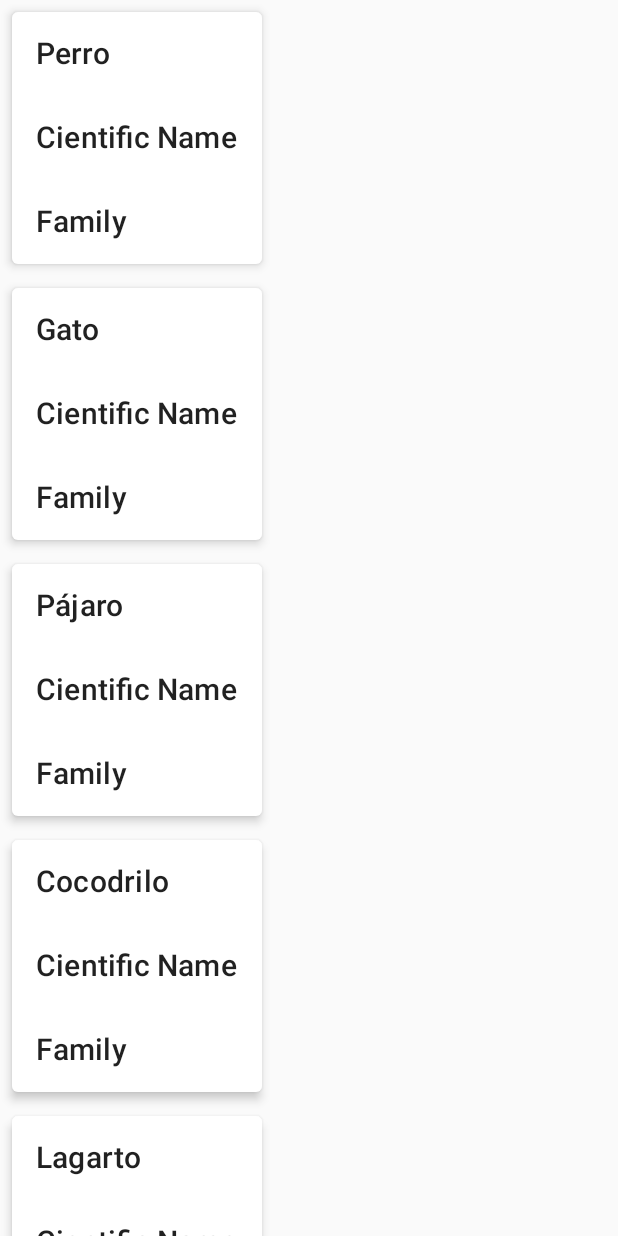
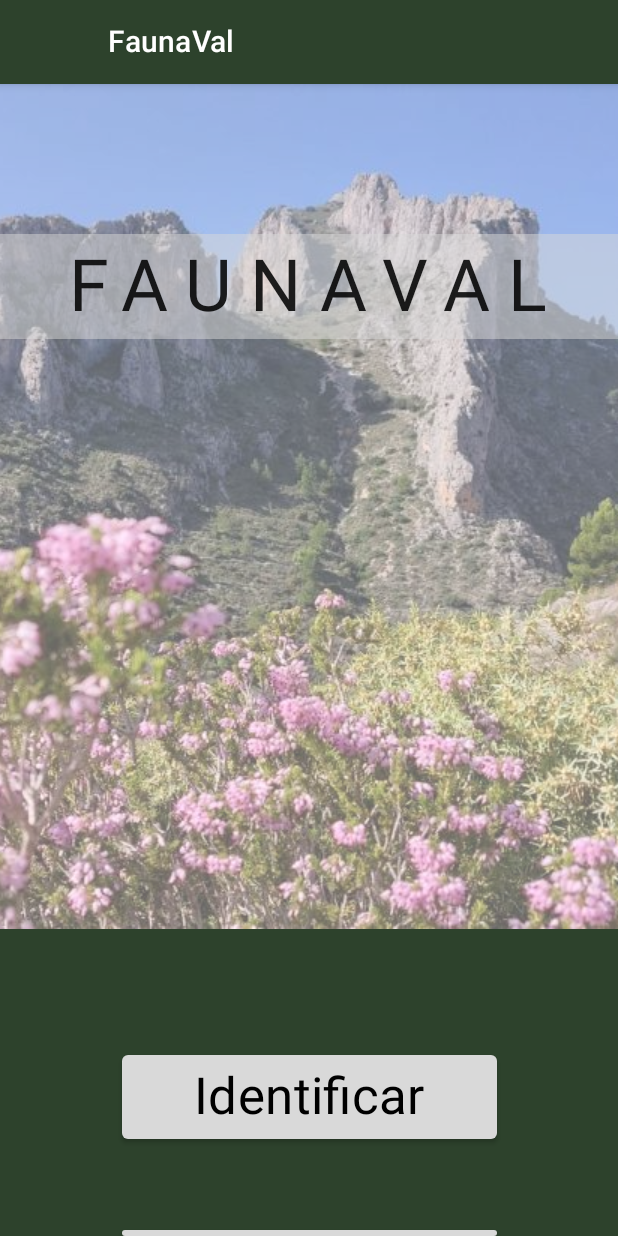
Before and after one commit to FaunaVal/FaunaVal-App, an Android app built with Jetpack Compose: the screen it shows after launch (MainActivity), on a phone screen of 412 x 824 dp. Run offline under Robolectric (Android 15) with nearby library versions, the phone set to English and light mode, and no system bars.

Commit message:
[NEW] Main page with buttons

```diff
--- a/app/build.gradle
+++ b/app/build.gradle
@@ -54,6 +54,7 @@ dependencies {
     implementation "androidx.compose.ui:ui:$compose_ui_version"
     implementation "androidx.compose.ui:ui-tooling-preview:$compose_ui_version"
     implementation 'androidx.compose.material:material:1.2.0'
+    implementation 'androidx.navigation:navigation-compose:2.5.3'
     testImplementation 'junit:junit:4.13.2'
     androidTestImplementation 'androidx.test.ext:junit:1.1.5'
     androidTestImplementation 'androidx.test.espresso:espresso-core:3.5.1'
--- /dev/null
+++ b/app/src/main/java/com/torregrosa/faunaval/FaunaValScreen.kt
@@ -0,0 +1,77 @@
+package com.torregrosa.faunaval
+
+import androidx.compose.foundation.layout.padding
+import androidx.compose.material.*
+import androidx.compose.material.icons.Icons
+import androidx.compose.material.icons.filled.ArrowBack
+import androidx.compose.runtime.Composable
+import androidx.compose.ui.Modifier
+import androidx.compose.ui.graphics.Color
+import androidx.compose.ui.res.stringResource
+import androidx.navigation.compose.NavHost
+import androidx.navigation.compose.composable
+import androidx.navigation.compose.rememberNavController
+import com.torregrosa.faunaval.data.DataSource.buttonsOptions
+import com.torregrosa.faunaval.ui.StartScreen
+import com.torregrosa.faunaval.ui.theme.BackgroundColor
+
+enum class FaunaValScreen() {
+    Start,
+    Flavor,
+    Pickup,
+    Summary
+}
+
+@Composable
+fun FaunaValAppBar(
+    canNavigateBack: Boolean,
+    navigateUp: () -> Unit,
+    modifier: Modifier = Modifier
+) {
+    TopAppBar(
+        title = { Text(stringResource(id = R.string.app_name), color = Color.White) },
+        modifier = modifier,
+        backgroundColor = BackgroundColor,
+        navigationIcon = {
+            if (canNavigateBack) {
+                IconButton(onClick = navigateUp) {
+                    Icon(
+                        imageVector = Icons.Filled.ArrowBack,
+                        contentDescription = "Atrás"
+                    )
+                }
+            }
+        }
+    )
+}
+
+@Composable
+fun FaunaValApp(modifier: Modifier = Modifier) {
+    val navController = rememberNavController()
+    // TODO: Get current back stack entry
+
+    // TODO: Get the name of the current screen
+
+    Scaffold(
+        topBar = {
+            FaunaValAppBar(
+                canNavigateBack = false,
+                navigateUp = { /* TODO: implement back navigation */ }
+            )
+        }
+    ) { innerPadding ->
+        NavHost(
+            navController = navController,
+            startDestination = FaunaValScreen.Start.name,
+            modifier = modifier.padding(innerPadding)
+        )
+        {
+            composable(route = FaunaValScreen.Start.name) {
+                StartScreen(
+                    quantityOptions = buttonsOptions
+                )
+
+            }
+        }
+    }
+}
--- a/app/src/main/java/com/torregrosa/faunaval/MainActivity.kt
+++ b/app/src/main/java/com/torregrosa/faunaval/MainActivity.kt
@@ -3,67 +3,15 @@ package com.torregrosa.faunaval
 import android.os.Bundle
 import androidx.activity.ComponentActivity
 import androidx.activity.compose.setContent
-import androidx.compose.foundation.layout.Column
-import androidx.compose.foundation.layout.padding
-import androidx.compose.foundation.lazy.LazyColumn
-import androidx.compose.foundation.lazy.items
-import androidx.compose.material.Card
-import androidx.compose.material.MaterialTheme
-import androidx.compose.material.Text
-import androidx.compose.runtime.Composable
-import androidx.compose.ui.Modifier
-import androidx.compose.ui.tooling.preview.Preview
-import androidx.compose.ui.unit.dp
-import com.torregrosa.faunaval.data.DataSource
-import com.torregrosa.faunaval.model.Animal
 import com.torregrosa.faunaval.ui.theme.FaunaValTheme
 
 class MainActivity : ComponentActivity() {
     override fun onCreate(savedInstanceState: Bundle?) {
         super.onCreate(savedInstanceState)
         setContent {
-            FaunaValApp()
+            FaunaValTheme {
+                FaunaValApp()
+            }
         }
     }
 }
-
-@Composable
-fun AnimalCard(animal: Animal, modifier: Modifier = Modifier) {
-    Card(modifier = modifier.padding(8.dp), elevation = 4.dp) {
-        Column {
-            Text(
-                text = animal.name,
-                modifier = Modifier.padding(16.dp),
-                style = MaterialTheme.typography.h6
-            )
-            Text(
-                text = animal.scientificName,
-                modifier = Modifier.padding(16.dp),
-                style = MaterialTheme.typography.h6
-            )
-            Text(
-                text = animal.family,
-                modifier = Modifier.padding(16.dp),
-                style = MaterialTheme.typography.h6
-            )
-
-        }
-    }
-}
-
-@Composable
-private fun AnimalList(animalList: List<Animal>, modifier: Modifier = Modifier) {
-    LazyColumn {
-        items(animalList) { animal: Animal ->
-            AnimalCard(animal = animal)
-        }
-    }
-}
-
-    @Preview(showBackground = true)
-    @Composable
-    fun FaunaValApp() {
-        FaunaValTheme {
-            AnimalList(animalList = DataSource().loadAnimals())
-        }
-    }
--- a/app/src/main/java/com/torregrosa/faunaval/data/DataSource.kt
+++ b/app/src/main/java/com/torregrosa/faunaval/data/DataSource.kt
@@ -1,13 +1,22 @@
 package com.torregrosa.faunaval.data
 
+import com.torregrosa.faunaval.R
 import com.torregrosa.faunaval.model.Animal
 
-class DataSource {
-    fun loadAnimals(): List<Animal>{
-        return listOf(Animal(name = "Perro"),
+object DataSource {
+    fun loadAnimals(): List<Animal> {
+        return listOf(
+            Animal(name = "Perro"),
             Animal(name = "Gato"),
             Animal(name = "Pájaro"),
             Animal(name = "Cocodrilo"),
-            Animal(name = "Lagarto"))
+            Animal(name = "Lagarto")
+        )
     }
+
+    val buttonsOptions = listOf(
+        Pair(R.string.identificar, 1),
+        Pair(R.string.explorar, 6),
+        Pair(R.string.colaborar, 12)
+    )
 }
--- /dev/null
+++ b/app/src/main/java/com/torregrosa/faunaval/ui/ListActivity.kt
@@ -0,0 +1,47 @@
+package com.torregrosa.faunaval.ui
+
+import androidx.compose.foundation.layout.Column
+import androidx.compose.foundation.layout.padding
+import androidx.compose.foundation.lazy.LazyColumn
+import androidx.compose.foundation.lazy.items
+import androidx.compose.material.Card
+import androidx.compose.material.MaterialTheme
+import androidx.compose.material.Text
+import androidx.compose.runtime.Composable
+import androidx.compose.ui.Modifier
+import androidx.compose.ui.unit.dp
+import com.torregrosa.faunaval.model.Animal
+
+
+@Composable
+fun AnimalCard(animal: Animal, modifier: Modifier = Modifier) {
+    Card(modifier = modifier.padding(8.dp), elevation = 4.dp) {
+        Column {
+            Text(
+                text = animal.name,
+                modifier = Modifier.padding(16.dp),
+                style = MaterialTheme.typography.h6
+            )
+            Text(
+                text = animal.scientificName,
+                modifier = Modifier.padding(16.dp),
+                style = MaterialTheme.typography.h6
+            )
+            Text(
+                text = animal.family,
+                modifier = Modifier.padding(16.dp),
+                style = MaterialTheme.typography.h6
+            )
+
+        }
+    }
+}
+
+@Composable
+private fun AnimalList(animalList: List<Animal>, modifier: Modifier = Modifier) {
+    LazyColumn {
+        items(animalList) { animal: Animal ->
+            AnimalCard(animal = animal)
+        }
+    }
+}
--- /dev/null
+++ b/app/src/main/java/com/torregrosa/faunaval/ui/StartActivity.kt
@@ -0,0 +1,111 @@
+package com.torregrosa.faunaval.ui
+
+import androidx.annotation.StringRes
+import androidx.compose.foundation.Image
+import androidx.compose.foundation.background
+import androidx.compose.foundation.layout.*
+import androidx.compose.material.Button
+import androidx.compose.material.ButtonDefaults
+import androidx.compose.material.MaterialTheme
+import androidx.compose.material.Text
+import androidx.compose.runtime.Composable
+import androidx.compose.ui.Alignment
+import androidx.compose.ui.Modifier
+import androidx.compose.ui.graphics.Color
+import androidx.compose.ui.layout.ContentScale
+import androidx.compose.ui.res.painterResource
+import androidx.compose.ui.res.stringResource
+import androidx.compose.ui.tooling.preview.Preview
+import androidx.compose.ui.unit.dp
+import androidx.compose.ui.unit.sp
+import com.torregrosa.faunaval.R
+import com.torregrosa.faunaval.data.DataSource.buttonsOptions
+import com.torregrosa.faunaval.ui.theme.BackgroundColor
+import com.torregrosa.faunaval.ui.theme.ButtonColor
+import com.torregrosa.faunaval.ui.theme.TextBackgroundColor
+
+@Composable
+fun StartScreen(
+    quantityOptions: List<Pair<Int, Int>>,
+    // TODO: add onNextButtonClicked
+    modifier: Modifier = Modifier
+) {
+
+    Column(
+        modifier = modifier
+            .background(BackgroundColor)
+            .fillMaxSize(),
+        horizontalAlignment = Alignment.CenterHorizontally,
+        verticalArrangement = Arrangement.spacedBy(15.dp),
+    ) {
+        TitleImage()
+        Spacer(modifier = Modifier.height(8.dp))
+        quantityOptions.forEach { item ->
+            Spacer(modifier = Modifier.height(30.dp))
+            SelectQuantityButton(
+                labelResourceId = item.first,
+                onClick = { /* TODO: handle next button */ }
+            )
+        }
+    }
+}
+
+@Composable
+fun TitleImage(modifier: Modifier = Modifier) {
+    Box(
+        modifier = modifier
+            .fillMaxWidth()
+            .background(color = Color.White)
+    ) {
+        Image(
+            painter = painterResource(R.drawable.rafol_benicadell),
+            contentDescription = null,
+            alpha = 0.6F,
+            contentScale = ContentScale.Crop,
+            modifier = modifier.fillMaxWidth()
+        )
+        Box(
+            modifier = modifier
+                .padding(top = 100.dp)
+                .fillMaxWidth()
+                .height(70.dp)
+                .background(TextBackgroundColor.copy(alpha = 0.5f)),
+
+            Alignment.Center
+        ) {
+            Text(
+                text = stringResource(R.string.app_name).uppercase(),
+                style = MaterialTheme.typography.h3,
+                letterSpacing = 12.sp
+            )
+        }
+    }
+}
+
+/**
+ * Customizable button composable that displays the [labelResourceId]
+ * and triggers [onClick] lambda when this composable is clicked
+ */
+@Composable
+fun SelectQuantityButton(
+    @StringRes labelResourceId: Int,
+    onClick: () -> Unit,
+    modifier: Modifier = Modifier
+) {
+    Button(
+        onClick = onClick,
+        modifier = modifier.widthIn(min = 250.dp),
+        colors = ButtonDefaults.buttonColors(
+            backgroundColor = ButtonColor
+
+        )
+    ) {
+        Text(stringResource(labelResourceId), style = MaterialTheme.typography.h4)
+    }
+}
+
+@Preview(showBackground = true)
+@Composable
+fun StartOrderPreview() {
+    StartScreen(quantityOptions = buttonsOptions)
+}
--- a/app/src/main/java/com/torregrosa/faunaval/ui/theme/Color.kt
+++ b/app/src/main/java/com/torregrosa/faunaval/ui/theme/Color.kt
@@ -6,3 +6,6 @@ val Purple200 = Color(0xFFBB86FC)
 val Purple500 = Color(0xFF6200EE)
 val Purple700 = Color(0xFF3700B3)
 val Teal200 = Color(0xFF03DAC5)
+val ButtonColor = Color(0xFFD9D9D9)
+val BackgroundColor = Color(0xFF2D422C)
+val TextBackgroundColor = Color(0xFFD9D9D9)
--- a/app/src/main/res/values/strings.xml
+++ b/app/src/main/res/values/strings.xml
@@ -1,3 +1,6 @@
 <resources>
     <string name="app_name">FaunaVal</string>
+    <string name="identificar">Identificar</string>
+    <string name="explorar">Explorar</string>
+    <string name="colaborar">Colaborar</string>
 </resources>
```
Also changed, not shown: app/src/main/res/drawable-mdpi/rafol_benicadell.jpg (added).
